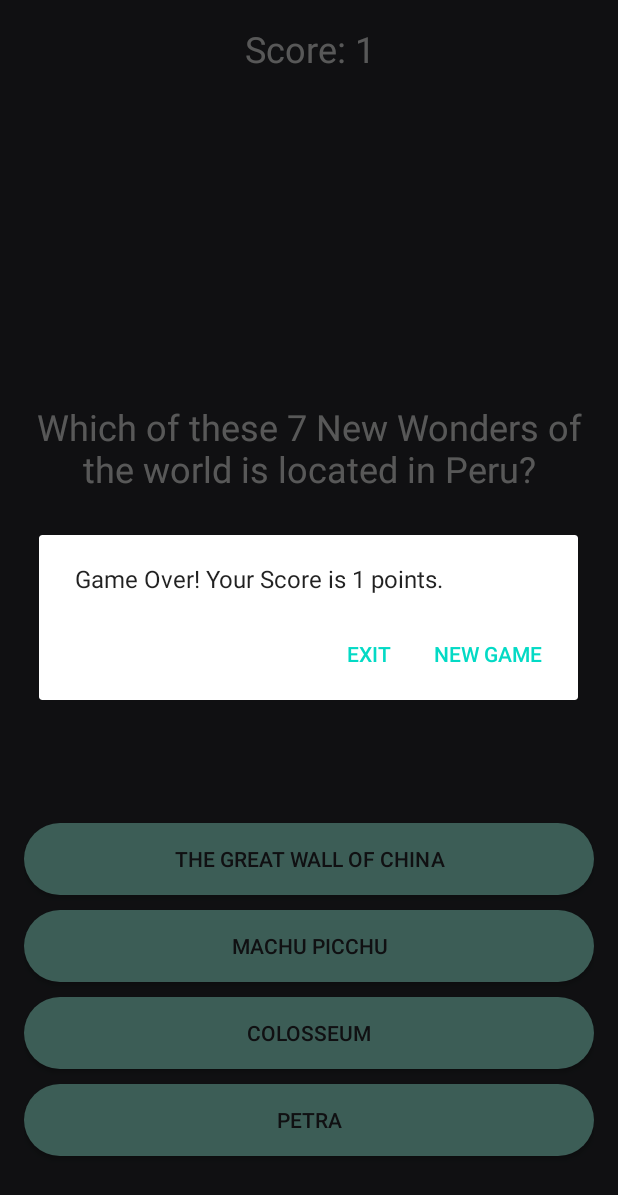
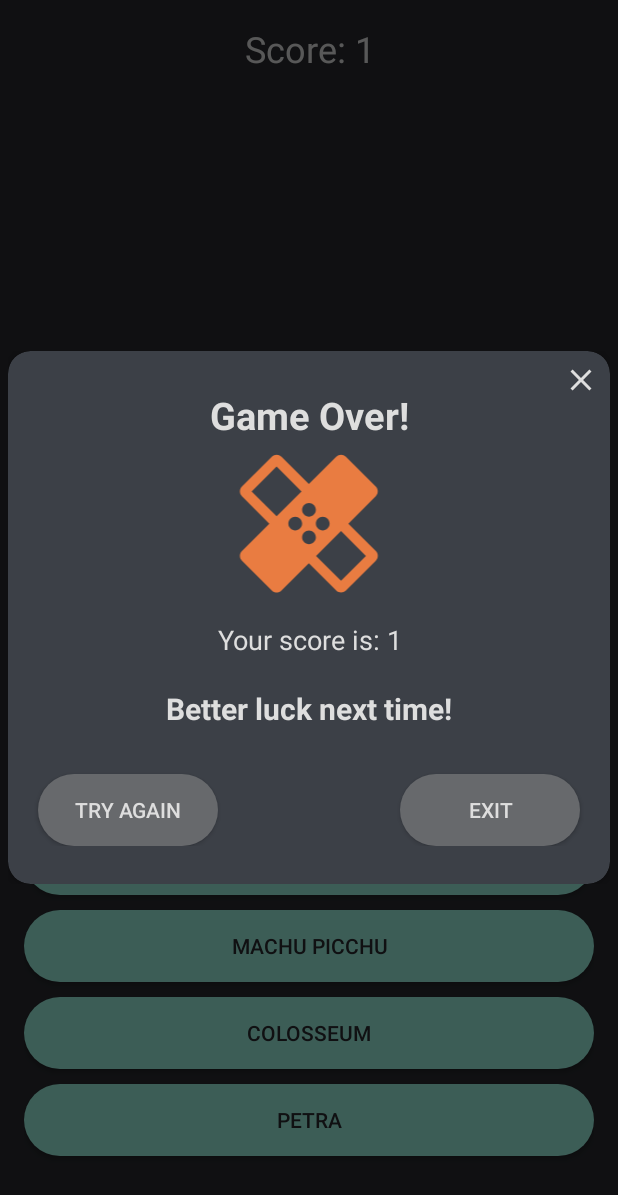
Before and after one commit to colliflowerz/Wonders, an Android app: the QuizActivity screen opened directly, with no data from a screen before it, after a tap on "PETRA", on a phone screen of 412 x 824 dp. Shown: the top 1195 px of the screen. Run offline under Robolectric (Android 15) with nearby library versions, the phone set to English and light mode, and no system bars; 1 other tap on this screen came first.

```diff
--- a/app/src/main/java/com/example/wonders/quizFiles/QuizActivity.java
+++ b/app/src/main/java/com/example/wonders/quizFiles/QuizActivity.java
@@ -3,22 +3,31 @@ package com.example.wonders.quizFiles;
 import androidx.appcompat.app.AlertDialog;
 import androidx.appcompat.app.AppCompatActivity;
 
+import android.app.Dialog;
 import android.content.DialogInterface;
 import android.content.Intent;
+import android.graphics.Color;
+import android.graphics.drawable.ColorDrawable;
+import android.media.Image;
 import android.os.Bundle;
 import android.view.View;
 import android.widget.Button;
+import android.widget.ImageView;
 import android.widget.TextView;
 
 import com.example.wonders.MainActivity;
 import com.example.wonders.R;
 
+import org.w3c.dom.Text;
+
 import java.util.Random;
 
 public class QuizActivity extends AppCompatActivity {
 
-    Button answer1, answer2, answer3, answer4;
-    TextView score, question;
+    Button answer1, answer2, answer3, answer4, tryAgain, exit;
+    TextView score, question, scorePopUp;
+    ImageView close;
+    Dialog gameOverDialogue;
 
     private Questions mQuestions = new Questions();
 
@@ -33,6 +42,12 @@ public class QuizActivity extends AppCompatActivity {
         super.onCreate(savedInstanceState);
         setContentView(R.layout.activity_quiz);
 
+        // setting up pop up
+
+        gameOverDialogue =new Dialog(this);
+
+
+        //quiz
         r= new Random();
 
         answer1 = (Button) findViewById(R.id.answer1);
@@ -119,7 +134,41 @@ public class QuizActivity extends AppCompatActivity {
         mAnswer = mQuestions.getCorrectAnswer(num);
     }
 
-    private void gameOver () {
+    public void gameOver() {
+        gameOverDialogue.setContentView(R.layout.quiz_popup_box);
+        close = (ImageView) gameOverDialogue.findViewById(R.id.close);
+        tryAgain= (Button) gameOverDialogue.findViewById(R.id.tryAgainBtn);
+        exit = (Button) gameOverDialogue.findViewById(R.id.exitBtn);
+        scorePopUp = (TextView) gameOverDialogue.findViewById(R.id.score);
+
+        close.setOnClickListener(new View.OnClickListener() {
+            @Override
+            public void onClick(View v) {
+                gameOverDialogue.dismiss();
+            }
+        });
+
+        gameOverDialogue.getWindow().setBackgroundDrawable(new ColorDrawable(Color.TRANSPARENT));
+        scorePopUp.setText("Your score is: " + mScore);
+        tryAgain.setOnClickListener(new View.OnClickListener() {
+            @Override
+            public void onClick(View v) {
+                startActivity(new Intent(getApplicationContext(), QuizActivity.class));
+            }
+        });
+
+        exit.setOnClickListener(new View.OnClickListener() {
+            @Override
+            public void onClick(View v) {
+                startActivity(new Intent(getApplicationContext(), MainActivity.class));
+            }
+        });
+        gameOverDialogue.show();
+
+    }
+
+
+    /*private void gameOver () {
         final AlertDialog.Builder alertDialogueBuilder = new AlertDialog.Builder(QuizActivity.this);
         alertDialogueBuilder
                 .setMessage("Game Over! Your Score is " + mScore + " points.")
@@ -149,5 +198,5 @@ public class QuizActivity extends AppCompatActivity {
 
 
                         }).show();
-    }
+    } */
 }
--- /dev/null
+++ b/app/src/main/res/drawable/bg_btn_medium_light_grey.xml
@@ -0,0 +1,8 @@
+<?xml version="1.0" encoding="utf-8"?>
+<shape xmlns:app="http://schemas.android.com/apk/res-auto"
+    xmlns:android="http://schemas.android.com/apk/res/android">
+
+    <solid android:color="@color/mediumLightGrey"/>
+    <corners android:radius="50dp" />
+
+</shape>
--- /dev/null
+++ b/app/src/main/res/drawable/ic_close_black_24dp.xml
@@ -0,0 +1,9 @@
+<vector xmlns:android="http://schemas.android.com/apk/res/android"
+        android:width="24dp"
+        android:height="24dp"
+        android:viewportWidth="24.0"
+        android:viewportHeight="24.0">
+    <path
+        android:fillColor="@color/lightGrey"
+        android:pathData="M19,6.41L17.59,5 12,10.59 6.41,5 5,6.41 10.59,12 5,17.59 6.41,19 12,13.41 17.59,19 19,17.59 13.41,12z"/>
+</vector>
--- /dev/null
+++ b/app/src/main/res/drawable/ic_healing_black_24dp.xml
@@ -0,0 +1,9 @@
+<vector xmlns:android="http://schemas.android.com/apk/res/android"
+        android:width="110dp"
+        android:height="110dp"
+        android:viewportWidth="24.0"
+        android:viewportHeight="24.0">
+    <path
+        android:fillColor="@color/orange"
+        android:pathData="M17.73,12.02l3.98,-3.98c0.39,-0.39 0.39,-1.02 0,-1.41l-4.34,-4.34c-0.39,-0.39 -1.02,-0.39 -1.41,0l-3.98,3.98L8,2.29C7.8,2.1 7.55,2 7.29,2c-0.25,0 -0.51,0.1 -0.7,0.29L2.25,6.63c-0.39,0.39 -0.39,1.02 0,1.41l3.98,3.98L2.25,16c-0.39,0.39 -0.39,1.02 0,1.41l4.34,4.34c0.39,0.39 1.02,0.39 1.41,0l3.98,-3.98 3.98,3.98c0.2,0.2 0.45,0.29 0.71,0.29 0.26,0 0.51,-0.1 0.71,-0.29l4.34,-4.34c0.39,-0.39 0.39,-1.02 0,-1.41l-3.99,-3.98zM12,9c0.55,0 1,0.45 1,1s-0.45,1 -1,1 -1,-0.45 -1,-1 0.45,-1 1,-1zM7.29,10.96L3.66,7.34l3.63,-3.63 3.62,3.62 -3.62,3.63zM10,13c-0.55,0 -1,-0.45 -1,-1s0.45,-1 1,-1 1,0.45 1,1 -0.45,1 -1,1zM12,15c-0.55,0 -1,-0.45 -1,-1s0.45,-1 1,-1 1,0.45 1,1 -0.45,1 -1,1zM14,11c0.55,0 1,0.45 1,1s-0.45,1 -1,1 -1,-0.45 -1,-1 0.45,-1 1,-1zM16.66,20.34l-3.63,-3.62 3.63,-3.63 3.62,3.62 -3.62,3.63z"/>
+</vector>
--- a/app/src/main/res/layout/activity_login_screen.xml
+++ b/app/src/main/res/layout/activity_login_screen.xml
@@ -4,42 +4,72 @@
     xmlns:tools="http://schemas.android.com/tools"
     android:layout_width="match_parent"
     android:layout_height="match_parent"
-    tools:context=".LoginScreen">
+    tools:context=".LoginScreen"
+    android:background="@color/darkGrey">
 
     <TextView
         android:id="@+id/textView"
         android:layout_width="wrap_content"
         android:layout_height="wrap_content"
         android:layout_marginStart="140dp"
-        android:layout_marginTop="108dp"
+        android:layout_marginTop="250dp"
         android:text="Im in the login page"
+        android:textColor="@color/lightGrey"
         app:layout_constraintStart_toStartOf="parent"
         app:layout_constraintTop_toTopOf="parent" />
 
+    <LinearLayout
+        android:layout_width="match_parent"
+        android:layout_height="wrap_content"
+        android:orientation="vertical"
+        android:gravity="center"
+        >
+
+        <ImageView
+            android:layout_width="200dp"
+            android:layout_height="200dp"
+            android:layout_marginLeft="20dp"
+            android:layout_marginRight="20dp"
+            android:layout_marginBottom="10dp"
+            android:layout_marginTop="50dp"
+            android:src="@drawable/globepng"
+
+
+            />
+
+    </LinearLayout>
+
+
+
     <Button
         android:id="@+id/loginBtn"
-        android:layout_width="wrap_content"
+        android:layout_width="300dp"
         android:layout_height="wrap_content"
         android:layout_marginTop="48dp"
         android:text="Login"
         app:layout_constraintEnd_toEndOf="parent"
         app:layout_constraintHorizontal_bias="0.498"
         app:layout_constraintStart_toStartOf="parent"
+        android:background="@drawable/bg_btn_colour"
         app:layout_constraintTop_toBottomOf="@+id/password" />
 
     <com.google.android.material.textfield.TextInputLayout
         android:id="@+id/username"
         android:layout_width="320dp"
         android:layout_height="50dp"
-        android:layout_marginTop="256dp"
+        android:layout_marginTop="100dp"
         app:layout_constraintEnd_toEndOf="parent"
         app:layout_constraintStart_toStartOf="parent"
+
         app:layout_constraintTop_toBottomOf="@+id/textView">
 
         <com.google.android.material.textfield.TextInputEditText
             android:layout_width="match_parent"
             android:layout_height="wrap_content"
-            android:hint="Username" />
+            android:textColorHint="@color/lightGrey"
+            android:textColor="@color/lightGrey"
+            android:hint="Username"
+            />
     </com.google.android.material.textfield.TextInputLayout>
 
     <com.google.android.material.textfield.TextInputLayout
@@ -50,12 +80,16 @@
         app:layout_constraintEnd_toEndOf="parent"
         app:layout_constraintStart_toStartOf="parent"
         app:layout_constraintTop_toBottomOf="@+id/username"
+
+        app:boxStrokeColor="@color/lightGrey"
         app:passwordToggleEnabled="true">
 
         <com.google.android.material.textfield.TextInputEditText
             android:layout_width="match_parent"
             android:layout_height="wrap_content"
             android:hint="Password"
+            android:textColorHint="@color/lightGrey"
+            android:textColor="@color/lightGrey"
             android:inputType="textPassword" />
     </com.google.android.material.textfield.TextInputLayout>
 
--- /dev/null
+++ b/app/src/main/res/layout/quiz_popup_box.xml
@@ -0,0 +1,138 @@
+<?xml version="1.0" encoding="utf-8"?>
+<RelativeLayout xmlns:android="http://schemas.android.com/apk/res/android"
+
+    android:layout_width="match_parent"
+    android:layout_height="match_parent"
+    xmlns:app="http://schemas.android.com/apk/res-auto"
+    android:layout_marginLeft="5dp"
+    android:layout_marginRight="5dp"
+    android:gravity="center">
+
+    <ImageView
+        android:id="@+id/close"
+        android:layout_width="wrap_content"
+        android:layout_height="wrap_content"
+        android:src="@drawable/ic_close_black_24dp"
+        android:layout_marginTop="7dp"
+        android:layout_marginRight="7dp"
+        android:elevation="5dp"
+        android:layout_alignParentRight="true"
+        />
+
+    <androidx.cardview.widget.CardView
+        android:layout_width="match_parent"
+        android:layout_height="wrap_content"
+        app:cardCornerRadius="15dp"
+        app:cardBackgroundColor="@color/mediumGrey"
+        android:layout_alignParentTop="true"
+        android:layout_alignParentLeft="true"
+        android:layout_alignParentStart="true">
+
+        <LinearLayout
+            android:layout_width="match_parent"
+            android:layout_height="wrap_content"
+            android:orientation="vertical"
+
+            >
+
+            <LinearLayout
+                android:layout_width="match_parent"
+                android:layout_height="wrap_content"
+                android:orientation="vertical"
+                android:layout_marginTop="25dp"
+                android:layout_marginBottom="25dp"
+                >
+
+                <TextView
+                    android:id="@+id/gameOver"
+                    android:layout_width="match_parent"
+                    android:layout_height="wrap_content"
+                    android:layout_marginLeft="20dp"
+                    android:layout_marginRight="20dp"
+                    android:textAlignment="center"
+                    android:textStyle="bold"
+                    android:textSize="25dp"
+                    android:textColor="#dedede"
+                    android:text="Game Over!"
+                    />
+
+                <ImageView
+                    android:layout_width="match_parent"
+                    android:layout_height="wrap_content"
+                    android:layout_marginLeft="20dp"
+                    android:layout_marginRight="20dp"
+                    android:layout_marginBottom="10dp"
+                    android:src="@drawable/ic_healing_black_24dp"/>
+
+                <TextView
+                    android:id="@+id/score"
+                    android:layout_width="match_parent"
+                    android:layout_height="wrap_content"
+                    android:layout_marginLeft="20dp"
+                    android:layout_marginRight="20dp"
+                    android:layout_marginBottom="20dp"
+                    android:textAlignment="center"
+                    android:textSize="18sp"
+                    android:textColor="#dedede"
+                    android:text="Your score was:"/>
+
+                <TextView
+                    android:id="@+id/luckText"
+                    android:layout_width="match_parent"
+                    android:layout_height="wrap_content"
+                    android:layout_marginLeft="20dp"
+                    android:layout_marginRight="20dp"
+                    android:layout_marginBottom="10dp"
+                    android:textAlignment="center"
+                    android:textSize="20sp"
+                    android:textStyle="bold"
+                    android:textColor="#dedede"
+                    android:text="Better luck next time!"/>
+
+                <GridLayout
+                    android:columnCount="2"
+                    android:rowCount="1"
+                    android:alignmentMode="alignMargins"
+                    android:columnOrderPreserved="false"
+                    android:layout_width="match_parent"
+                    android:layout_height="wrap_content">
+
+                    <Button
+                        android:id="@+id/tryAgainBtn"
+                        android:layout_width="120dp"
+                        android:layout_height="wrap_content"
+                        android:layout_marginTop="20dp"
+                        android:layout_marginLeft="20dp"
+                        android:text="Try Again"
+                        android:textColor="@color/lightGrey"
+                        android:background="@drawable/bg_btn_medium_light_grey"
+                        android:layout_gravity="left"
+                        />
+
+                    <Button
+                        android:id="@+id/exitBtn"
+                        android:layout_width="120dp"
+                        android:layout_height="wrap_content"
+                        android:layout_marginTop="20dp"
+                        android:layout_marginRight="20dp"
+                        android:text="Exit"
+                        android:textColor="@color/lightGrey"
+                        android:background="@drawable/bg_btn_medium_light_grey"
+                        android:layout_gravity="right"/>
+
+
+                </GridLayout>
+
+
+
+
+
+            </LinearLayout>
+
+        </LinearLayout>
+
+    </androidx.cardview.widget.CardView>
+
+
+
+</RelativeLayout>
--- a/app/src/main/res/values/colors.xml
+++ b/app/src/main/res/values/colors.xml
@@ -3,4 +3,12 @@
     <color name="colorPrimary">#6200EE</color>
     <color name="colorPrimaryDark">#4472c4</color>
     <color name="colorAccent">#03DAC5</color>
+    <color name="darkGrey">#2c2e33</color>
+    <color name="lightGrey">#dedede</color>
+    <color name="mediumGrey">#3c4047</color>
+    <color name="orange">#E97C41</color>
+    <color name="teal">#97E9D9</color>
+    <color name="mediumLightGrey">#67696C</color>
+
+
 </resources>
```
Also changed, not shown: app/src/main/res/drawable/globegif1.gif (added), app/src/main/res/drawable/globepng.png (added).
